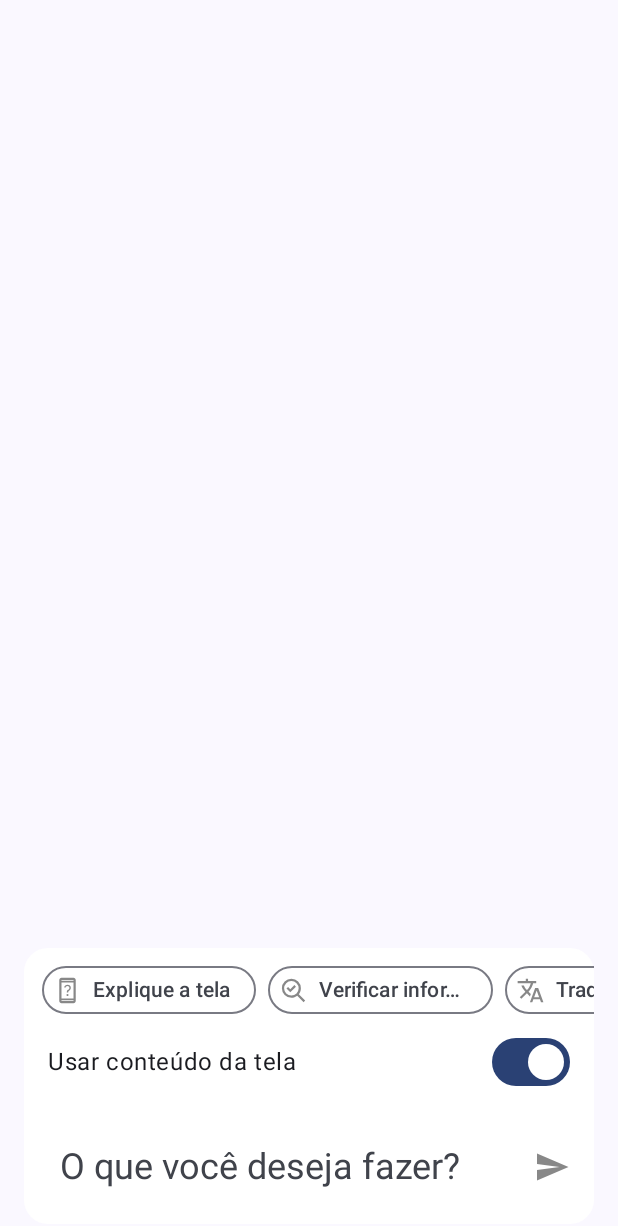
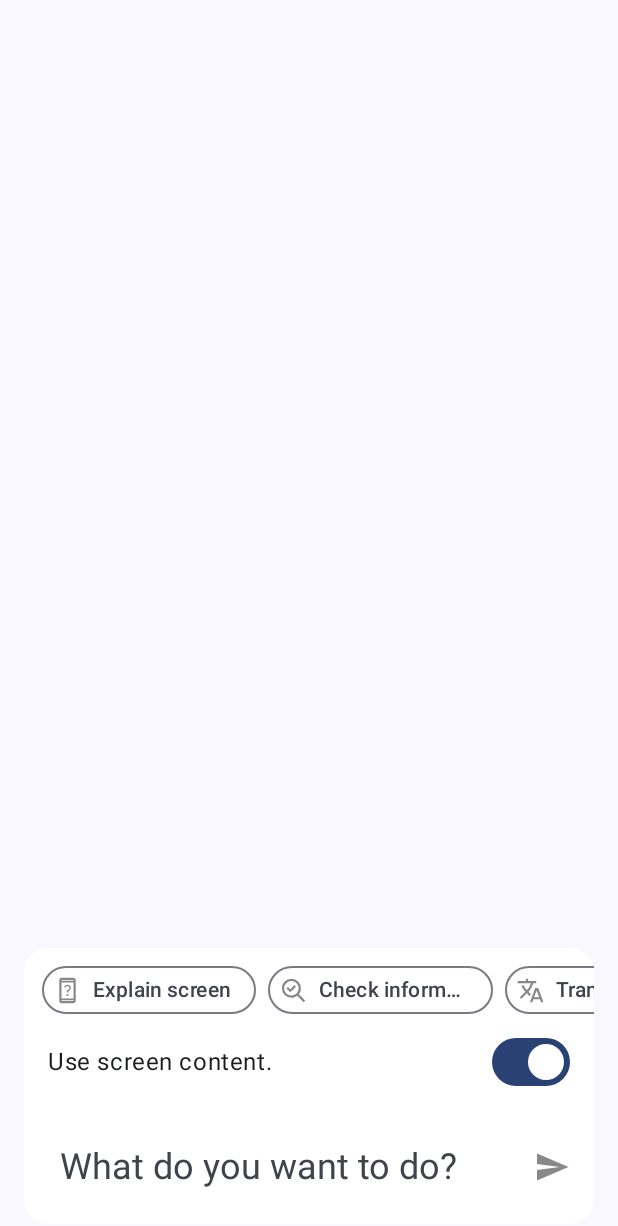
Before and after one commit to git-jr/AvvA, an Android app built with Jetpack Compose: the composable EntryScreen shown on its own in the app's theme, on a phone screen of 412 x 824 dp. Shown: the top 1226 px of the screen. Run offline under Robolectric (Android 15) with nearby library versions, the phone set to English and light mode, and no system bars; our stand-ins replace Dagger/Hilt's generated code; libraries missing offline, so code that uses them is left out: dev.jeziellago.compose; 2 statements that could not run were skipped.

Commit message:
feat: actions now working with screen content

```diff
--- a/app/src/main/java/com/paradoxo/avva/model/Action.kt
+++ b/app/src/main/java/com/paradoxo/avva/model/Action.kt
@@ -1,14 +1,24 @@
 package com.paradoxo.avva.model
 
+import com.paradoxo.avva.R
+
 data class Action(
-    val text: String,
-    val action: SuggestionAction = SuggestionAction.SMART_REPLY,
+    val text: Int,
+    val command: Int,
+    val type: ActionType = ActionType.SMART_REPLY,
     val icon: Int? = null
 )
 
-enum class SuggestionAction {
+enum class ActionType {
     SMART_REPLY,
     EXPLAIN,
     CHECK_INFO,
     TRANSLATE,
 }
+
+val listActions = listOf(
+    Action(R.string.explain_screen,R.string.explain_screen_command, ActionType.EXPLAIN, R.drawable.ic_explain_screen),
+    Action(R.string.check_information, R.string.check_information_command, ActionType.CHECK_INFO, R.drawable.ic_check_info),
+    Action(R.string.translate,R.string.translate_command, ActionType.TRANSLATE, R.drawable.ic_translate),
+    Action(R.string.other_action,R.string.other_action_command, ActionType.SMART_REPLY, R.drawable.ic_actions),
+)
--- a/app/src/main/java/com/paradoxo/avva/ui/result/ResultActivity.kt
+++ b/app/src/main/java/com/paradoxo/avva/ui/result/ResultActivity.kt
@@ -60,6 +60,7 @@ import androidx.compose.ui.graphics.asImageBitmap
 import androidx.compose.ui.layout.ContentScale
 import androidx.compose.ui.platform.LocalView
 import androidx.compose.ui.res.painterResource
+import androidx.compose.ui.res.stringResource
 import androidx.compose.ui.text.input.VisualTransformation
 import androidx.compose.ui.text.style.TextAlign
 import androidx.compose.ui.text.style.TextOverflow
@@ -70,7 +71,8 @@ import androidx.compose.ui.unit.sp
 import androidx.hilt.navigation.compose.hiltViewModel
 import com.paradoxo.avva.R
 import com.paradoxo.avva.model.Action
-import com.paradoxo.avva.model.SuggestionAction
+import com.paradoxo.avva.model.ActionType
+import com.paradoxo.avva.model.listActions
 import com.paradoxo.avva.model.sampleMessageList
 import com.paradoxo.avva.ui.components.ChatComponent
 import com.paradoxo.avva.ui.theme.AvvATheme
@@ -99,8 +101,8 @@ class ResultActivity : ComponentActivity() {
                         contentAlignment = Alignment.Center
                     ) {
                         Text(
-                            text = "Falha ao carregar imagem\nTente novamente?",
-                            textAlign = TextAlign.Center,
+                            text = stringResource(R.string.no_image_yet),
+                                    textAlign = TextAlign.Center,
                             modifier = Modifier
                                 .clickable { recreate() }
                                 .background(Color.White)
@@ -129,9 +131,7 @@ class ResultActivity : ComponentActivity() {
                     EntryScreen(
                         state = state,
                         onToggleUsePrintScreen = { viewModel.toggleUsePrintScreen() },
-                        onSend = { prompt ->
-                            viewModel.getResponse(prompt)
-                        }
+                        onSend = { prompt -> viewModel.getResponse(prompt) },
                     )
                 }
             }
@@ -168,7 +168,7 @@ fun PrintScreen(imageBitmap: Bitmap) {
 fun EntryScreen(
     state: ResultUiState,
     onSend: (String) -> Unit = {},
-    onToggleUsePrintScreen: () -> Unit = {}
+    onToggleUsePrintScreen: () -> Unit = {},
 ) {
     var editState by remember { mutableStateOf("") }
     var enableEdit by remember { mutableStateOf(true) }
@@ -227,7 +227,9 @@ fun EntryScreen(
                         ),
                         exit = slideOutVertically() + shrinkVertically() + fadeOut()
                     ) {
-                        SmartSuggestionsContainer(listActions)
+                        SmartSuggestionsContainer(listActions) {
+                            onSend(it)
+                        }
                     }
 
 
@@ -239,7 +241,7 @@ fun EntryScreen(
                         horizontalArrangement = Arrangement.SpaceBetween
                     ) {
                         Text(
-                            "Usar conteúdo da tela",
+                            stringResource(R.string.screen_content),
                             style = MaterialTheme.typography.bodySmall.copy(fontSize = 16.sp)
                         )
                         Switch(
@@ -279,7 +281,7 @@ fun EntryScreen(
                                     interactionSource = interactionSource,
                                     placeholder = {
                                         Text(
-                                            "O que você deseja fazer?",
+                                            stringResource(R.string.what_to_do),
                                             style = MaterialTheme.typography.displaySmall.copy(
                                                 fontSize = 24.sp
                                             )
@@ -320,7 +322,8 @@ fun EntryScreen(
 
 @Composable
 private fun SmartSuggestionsContainer(
-    listActions: List<Action>
+    listActions: List<Action>,
+    onActionClick: (String) -> Unit
 ) {
     val context = LocalView.current.context
     Column(horizontalAlignment = Alignment.CenterHorizontally) {
@@ -331,14 +334,17 @@ private fun SmartSuggestionsContainer(
                 .padding(horizontal = 8.dp)
         ) {
             listActions.forEach { action ->
+                val actionText = stringResource(id = action.text)
+                val commandText = stringResource(id = action.command)
                 SuggestionChip(
                     modifier = Modifier.padding(horizontal = 4.dp),
                     onClick = {
-                        Toast.makeText(context, action.text, Toast.LENGTH_SHORT).show()
+                        Toast.makeText(context, actionText, Toast.LENGTH_SHORT).show()
+                        onActionClick(commandText)
                     },
                     label = {
                         Text(
-                            action.text,
+                            actionText,
                             maxLines = 1,
                             overflow = TextOverflow.Ellipsis,
                             modifier = Modifier.widthIn(max = 100.dp)
@@ -349,7 +355,7 @@ private fun SmartSuggestionsContainer(
                         action.icon?.let {
                             Icon(
                                 painter = painterResource(id = action.icon),
-                                contentDescription = action.text,
+                                contentDescription = actionText,
                                 tint = Color.Gray,
                                 modifier = Modifier.size(18.dp)
                             )
@@ -377,11 +383,3 @@ fun MainScreenPreview() {
         )
     }
 }
-
-
-val listActions = listOf(
-    Action("Explique a tela", SuggestionAction.EXPLAIN, R.drawable.ic_explain_screen),
-    Action("Verificar informação", SuggestionAction.CHECK_INFO, R.drawable.ic_check_info),
-    Action("Traduzir", SuggestionAction.TRANSLATE, R.drawable.ic_translate),
-    Action("Outra ação", SuggestionAction.SMART_REPLY, R.drawable.ic_actions),
-)
--- a/app/src/main/java/com/paradoxo/avva/ui/result/ResultViewModel.kt
+++ b/app/src/main/java/com/paradoxo/avva/ui/result/ResultViewModel.kt
@@ -5,8 +5,10 @@ import androidx.lifecycle.ViewModel
 import androidx.lifecycle.viewModelScope
 import com.paradoxo.avva.gemini.GeminiAvvA
 import com.paradoxo.avva.getLastSavedImage
+import com.paradoxo.avva.model.Action
 import com.paradoxo.avva.model.Message
 import com.paradoxo.avva.model.Status
+import com.paradoxo.avva.model.ActionType
 import dagger.hilt.android.lifecycle.HiltViewModel
 import kotlinx.coroutines.flow.MutableStateFlow
 import kotlinx.coroutines.flow.asStateFlow
--- a/app/src/main/res/values/strings.xml
+++ b/app/src/main/res/values/strings.xml
@@ -2,4 +2,18 @@
     <string name="app_name">AvvA</string>
     <string name="accessibility_service_label">AvvA Accessibility Service</string>
     <string name="accessibility_service_description">Accessibility Service for AvvA</string>
+    <string name="screen_content">Use screen content.</string>
+    <string name="what_to_do">What do you want to do?</string>
+
+    <string name="explain_screen">Explain screen</string>
+    <string name="check_information">Check information</string>
+    <string name="translate">Translate</string>
+    <string name="other_action">Other action</string>
+    <string name="explain_screen_command">Explain the content of this screen.</string>
+    <string name="check_information_command">Is the information on this screen correct?</string>
+    <string name="translate_command">Translate the content of this screen.</string>
+    <string name="other_action_command">Other action</string>
+
+    <string name="no_image_yet">No image available yet.</string>
+
 </resources>
```
Also changed, not shown: 1 other file.
